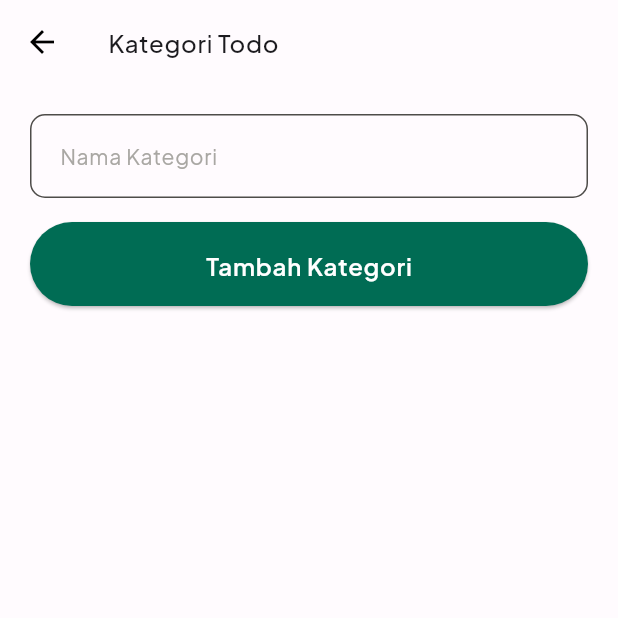
After one commit to mushafa21/flutter_firebase_todo_app, a Flutter app: the AddCategoryPage screen opened directly, on a phone screen of 412 x 824 dp, the top half of it. The commit adds this screen. Run offline on Flutter 3.47's test engine with Material 3 defaults, Android fonts, the phone set to English and light mode, and no system bars; our stand-ins replace cloud_firestore, firebase_auth, firebase_core, flutter_onboarding_slider, get_it, shared_preferences; accounts and stored records are empty.

Commit message:
category todo

```diff
--- a/lib/model/todo.dart
+++ b/lib/model/todo.dart
@@ -1,3 +1,9 @@
+
+import 'package:json_annotation/json_annotation.dart';
+
+part 'todo.g.dart';
+
+@JsonSerializable()
 class Todo {
   final String uid;
   final String title;
@@ -10,4 +16,7 @@ class Todo {
     required this.description,
     required this.isComplete,
   });
+
+  factory Todo.fromJson(Map<String, dynamic> json) => _$TodoFromJson(json);
+  Map<String, dynamic> toJson() => _$TodoToJson(this);
 }
--- /dev/null
+++ b/lib/model/todo_category.dart
@@ -0,0 +1,14 @@
+import 'package:base_todolist/model/todo.dart';
+import 'package:json_annotation/json_annotation.dart';
+
+part 'todo_category.g.dart';
+
+@JsonSerializable()
+class TodoCategory{
+  String? name;
+  TodoCategory();
+
+  factory TodoCategory.fromJson(Map<String, dynamic> json) => _$TodoCategoryFromJson(json);
+  Map<String, dynamic> toJson() => _$TodoCategoryToJson(this);
+
+}
--- /dev/null
+++ b/lib/view/add_category_page.dart
@@ -0,0 +1,74 @@
+import 'package:base_todolist/model/todo_category.dart';
+import 'package:base_todolist/ui/color.dart';
+import 'package:base_todolist/ui/dimen.dart';
+import 'package:cloud_firestore/cloud_firestore.dart';
+import 'package:firebase_auth/firebase_auth.dart';
+import 'package:flutter/material.dart';
+
+
+class AddCategoryPage extends StatelessWidget {
+  final TodoCategory? todoCategory;
+  final String? transaksiDocId;
+  AddCategoryPage({super.key, this.todoCategory, this.transaksiDocId});
+
+  final TextEditingController _nameController = TextEditingController();
+  final FirebaseAuth _auth = FirebaseAuth.instance;
+  final FirebaseFirestore _firestore = FirebaseFirestore.instance;
+
+
+
+
+  @override
+  Widget build(BuildContext context) {
+    _nameController.text = todoCategory?.name ?? "";
+    CollectionReference todoCollection = _firestore.collection('TodosCategory');
+
+    Future<void> updateCategory() {
+      return todoCollection.doc(transaksiDocId).update(({
+        'name': _nameController.text,
+      }));
+    }
+
+    Future<void> addTodoCategory() {
+      return todoCollection.add({
+        'name': _nameController.text,
+        'uid': _auth.currentUser!.uid,
+        // ignore: invalid_return_type_for_catch_error
+      }).catchError((error) => print('Failed to add todo: $error'));
+    }
+    return Scaffold(
+      appBar: AppBar(title: Text("Kategori Todo",style: Theme.of(context).textTheme.titleLarge?.copyWith(color: Theme.of(context).colorScheme.onBackground),),),
+      body: SafeArea(child: Padding(padding: EdgeInsets.all(paddingLarge),child: Column(
+        children: [
+
+          TextField(
+            decoration: InputDecoration(
+              labelText: "Nama Kategori"
+            ),
+            controller: _nameController,
+          ),
+          SizedBox(height: spacing5,),
+          SizedBox(
+            width: double.infinity,
+            child: ElevatedButton(onPressed: () async{
+              if(_nameController.text.isEmpty){
+                ScaffoldMessenger.of(context).showSnackBar(SnackBar(content: Text("Nama Tidak Boleh Kosong")));
+              } else{
+                if(transaksiDocId != null){
+                  await updateCategory();
+                  Navigator.of(context).pop();
+                } else{
+                  await addTodoCategory();
+                  Navigator.of(context).pop();
+                }
+
+              }
+
+            }, child: Text(transaksiDocId != null ? "Edit Kategori" :"Tambah Kategori")),
+          )
+
+        ],
+      ),)),
+    );
+  }
+}
--- a/lib/view/register_page.dart
+++ b/lib/view/register_page.dart
@@ -67,9 +67,8 @@ class _RegisterPageState extends State<RegisterPage> {
   @override
   Widget build(BuildContext context) {
     return Scaffold(
-      appBar: AppBar(
-        title: Text("Register"),
-      ),
+      appBar: AppBar(title: Text("Register",style: Theme.of(context).textTheme.titleLarge?.copyWith(color: Theme.of(context).colorScheme.onBackground),),),
+
       body: _isLoading
           ? const Center(child: CircularProgressIndicator())
           : Padding(
--- a/pubspec.yaml
+++ b/pubspec.yaml
@@ -51,10 +51,14 @@ dependencies:
   get_it: ^7.6.4
   shared_preferences: ^2.2.2
   flutter_onboarding_slider: ^1.0.11
+  json_annotation: ^4.8.1
+
 
 
 dev_dependencies:
   change_app_package_name: ^1.1.0
+  json_serializable: ^6.7.1
+  build_runner: ^2.4.6
   flutter_test:
     sdk: flutter
 
```
Also changed, not shown: lib/model/user_model.dart (deleted, +0 -9 lines), lib/view/home_page.dart (+43 -105 lines), lib/view/profile_page.dart (deleted, +0 -74 lines), lib/view/widget/todo_category_item.dart (added, +136 -0 lines), lib/view/widget/todo_item.dart (renamed from lib/model/item_list.dart, +9 -9 lines), lib/model/todo.g.dart (added), lib/model/todo_category.g.dart (added), pubspec.lock, 6 other files.
